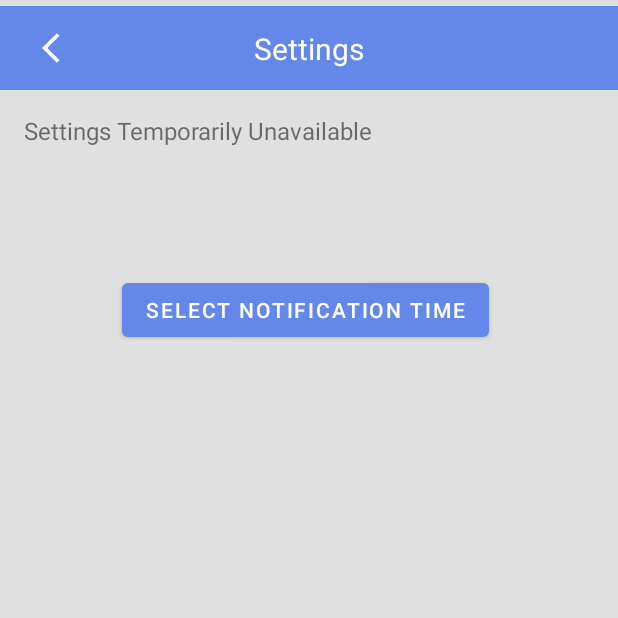
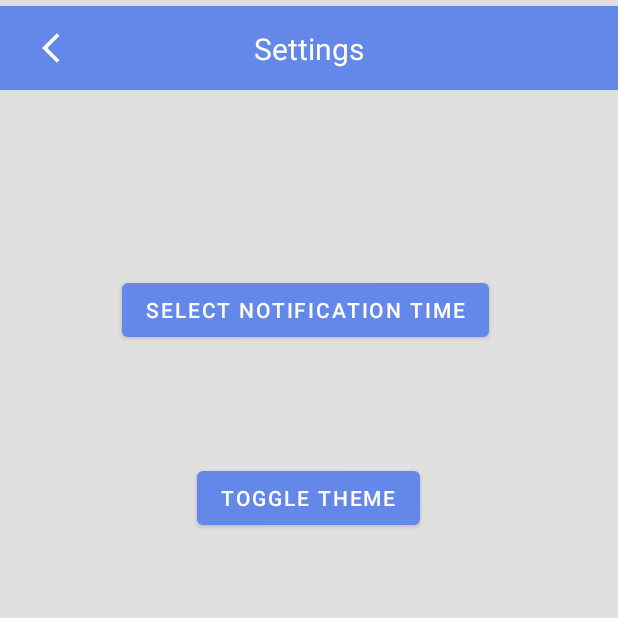
Before and after one commit to AbdulTur/SoftStep, an Android app: the screen it shows after launch (SettingsActivity), after a tap on "Settings button", on a phone screen of 412 x 824 dp, the top half of it. Run offline under Robolectric (Android 15) with nearby library versions, the phone set to English and light mode, and no system bars.

Commit message:
working on launcher activity

```diff
--- /dev/null
+++ b/app/src/main/java/com/softstep/softstep/LauncherActivity.java
@@ -0,0 +1,35 @@
+package com.softstep.softstep;
+
+import androidx.appcompat.app.AppCompatActivity;
+
+import android.content.Context;
+import android.content.Intent;
+import android.content.SharedPreferences;
+import android.os.Bundle;
+
+public class LauncherActivity extends AppCompatActivity {
+
+    @Override
+    protected void onCreate(Bundle savedInstanceState) {
+        super.onCreate(savedInstanceState);
+        setContentView(R.layout.activity_launcher);
+        SharedPreferences sharedPref = getSharedPreferences("MyPrefs", Context.MODE_PRIVATE);
+        boolean isFirstLaunch = sharedPref.getBoolean("isFirstLaunch", true);
+
+        if (isFirstLaunch) {
+            // The app is being launched for the first time
+            SharedPreferences.Editor editor = sharedPref.edit();
+            editor.putBoolean("isFirstLaunch", false);
+            editor.apply();
+
+            // Start the activity you want to launch initially
+            startActivity(new Intent(this, ProfileActivity.class));
+        } else {
+            // Start the other activity directly
+            startActivity(new Intent(this, MainActivity.class));
+        }
+
+        // Finish the launcher activity
+        finish();
+    }
+}
--- a/app/src/main/java/com/softstep/softstep/SettingsActivity.java
+++ b/app/src/main/java/com/softstep/softstep/SettingsActivity.java
@@ -1,9 +1,11 @@
 package com.softstep.softstep;
 
 import androidx.appcompat.app.AppCompatActivity;
+import androidx.appcompat.app.AppCompatDelegate;
 
 import android.app.TimePickerDialog;
 import android.content.Intent;
+import android.content.res.Configuration;
 import android.os.Bundle;
 import android.view.View;
 import android.widget.Button;
@@ -38,6 +40,22 @@ public class SettingsActivity extends AppCompatActivity {
             Toast.makeText(getApplicationContext(), "Back Button was clicked", Toast.LENGTH_SHORT).show();
         });
 
+        Button switchThemeButton = findViewById(R.id.changeThemeButton);
+        switchThemeButton.setOnClickListener(new View.OnClickListener() {
+            @Override
+            public void onClick(View v) {
+                // Toggle between light and dark mode
+                int currentNightMode = getResources().getConfiguration().uiMode & Configuration.UI_MODE_NIGHT_MASK;
+                if (currentNightMode == Configuration.UI_MODE_NIGHT_NO) {
+                    // Switch to dark mode
+                    AppCompatDelegate.setDefaultNightMode(AppCompatDelegate.MODE_NIGHT_YES);
+                } else {
+                    // Switch to light mode
+                    AppCompatDelegate.setDefaultNightMode(AppCompatDelegate.MODE_NIGHT_NO);
+                }
+                recreate(); // Recreate the activity to apply the new theme
+            }
+        });
     }
 
     private void showTimePickerDialog() {
--- a/app/src/main/res/layout/activity_settings.xml
+++ b/app/src/main/res/layout/activity_settings.xml
@@ -14,6 +14,7 @@
         android:layout_marginTop="4dp"
         android:background="@color/soft_blue"
         app:layout_constraintEnd_toEndOf="parent"
+        app:layout_constraintHorizontal_bias="0.0"
         app:layout_constraintStart_toStartOf="parent"
         app:layout_constraintTop_toTopOf="parent" />
 
@@ -55,16 +56,6 @@
             android:layout_height="wrap_content"
             android:padding="16dp">
 
-            <TextView
-                android:id="@+id/settingsPlaceholder"
-                android:layout_width="0dp"
-                android:layout_height="wrap_content"
-                android:text="Settings Temporarily Unavailable"
-                android:textSize="16sp"
-                app:layout_constraintEnd_toEndOf="parent"
-                app:layout_constraintStart_toStartOf="parent"
-                app:layout_constraintTop_toTopOf="parent" />
-
             <Button
                 android:id="@+id/timePickerButton"
                 android:layout_width="wrap_content"
@@ -79,6 +70,20 @@
                 app:layout_constraintStart_toStartOf="parent"
                 app:layout_constraintTop_toTopOf="parent" />
 
+            <Button
+                android:id="@+id/changeThemeButton"
+                android:layout_width="wrap_content"
+                android:layout_height="wrap_content"
+                android:layout_marginStart="122dp"
+                android:layout_marginTop="201dp"
+                android:layout_marginEnd="123dp"
+                android:layout_marginBottom="422dp"
+                android:text="Toggle Theme"
+                app:layout_constraintBottom_toBottomOf="parent"
+                app:layout_constraintEnd_toEndOf="parent"
+                app:layout_constraintStart_toStartOf="parent"
+                app:layout_constraintTop_toTopOf="parent" />
+
         </androidx.constraintlayout.widget.ConstraintLayout>
     </androidx.core.widget.NestedScrollView>
 
--- a/app/src/main/res/values-night/themes.xml
+++ b/app/src/main/res/values-night/themes.xml
@@ -1,16 +1,34 @@
 <resources xmlns:tools="http://schemas.android.com/tools">
     <!-- Base application theme. -->
-    <style name="Theme.SoftStep" parent="Theme.MaterialComponents.DayNight.DarkActionBar">
-        <!-- Primary brand color. -->
-        <item name="colorPrimary">@color/purple_200</item>
-        <item name="colorPrimaryVariant">@color/purple_700</item>
-        <item name="colorOnPrimary">@color/black</item>
-        <!-- Secondary brand color. -->
-        <item name="colorSecondary">@color/teal_200</item>
-        <item name="colorSecondaryVariant">@color/teal_200</item>
+    <style name="Theme.SoftStep.Dark" parent="Theme.MaterialComponents.DayNight.NoActionBar">
+        <!-- Brand colors -->
+        <item name="colorPrimary">@color/navy</item>
+        <item name="colorPrimaryVariant">@color/navy</item>
+        <item name="colorOnPrimary">@color/white</item>
+        <item name="colorSecondary">@color/navy</item>
+        <item name="colorSecondaryVariant">@color/navy</item>
         <item name="colorOnSecondary">@color/black</item>
-        <!-- Status bar color. -->
+
+        <!-- Status bar color -->
         <item name="android:statusBarColor">?attr/colorPrimaryVariant</item>
-        <!-- Customize your theme here. -->
+
+        <!-- Window background -->
+        <item name="android:windowBackground">@color/navy</item>
+
+        <!-- Text colors -->
+        <item name="android:textColorPrimary">@color/white</item>
+        <item name="android:textColorSecondary">@color/white</item> <!-- Adjust as needed -->
+
+        <!-- Button styles -->
+        <item name="buttonStyle">@style/Widget.MaterialComponents.Button</item>
+
+        <!-- CardView styles -->
+        <item name="cardBackgroundColor">@color/navy</item>
+
+        <!-- Toolbar styles -->
+        <item name="toolbarStyle">@style/Widget.AppCompat.Toolbar</item>
+        <item name="android:toolbarStyle">@style/Widget.AppCompat.Toolbar</item>
+
+        <!-- Additional customizations -->
     </style>
 </resources>
```
Also changed, not shown: app/src/main/AndroidManifest.xml (+20 -14 lines), app/src/main/res/layout/activity_launcher.xml (added, +9 -0 lines).
